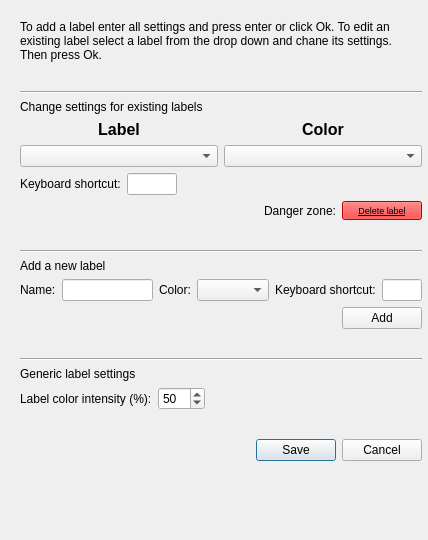
Above: gui/designer/label_settings.ui from jacob-kamminga/AI-Sensus before the change. Below: the same form after it.
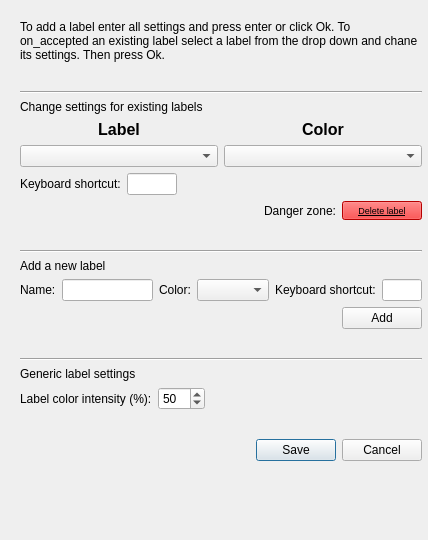
That is the form after the change.

What changed in the file:
```diff
--- a/gui/designer/label_settings.ui
+++ b/gui/designer/label_settings.ui
@@ -26,7 +26,7 @@
     <item>
      <widget class="QLabel" name="label_2">
       <property name="text">
-       <string>To add a label enter all settings and press enter or click Ok. To edit an existing label select a label from the drop down and chane its settings. Then press Ok.</string>
+       <string>To add a label enter all settings and press enter or click Ok. To on_accepted an existing label select a label from the drop down and chane its settings. Then press Ok.</string>
       </property>
       <property name="wordWrap">
        <bool>true</bool>
```
